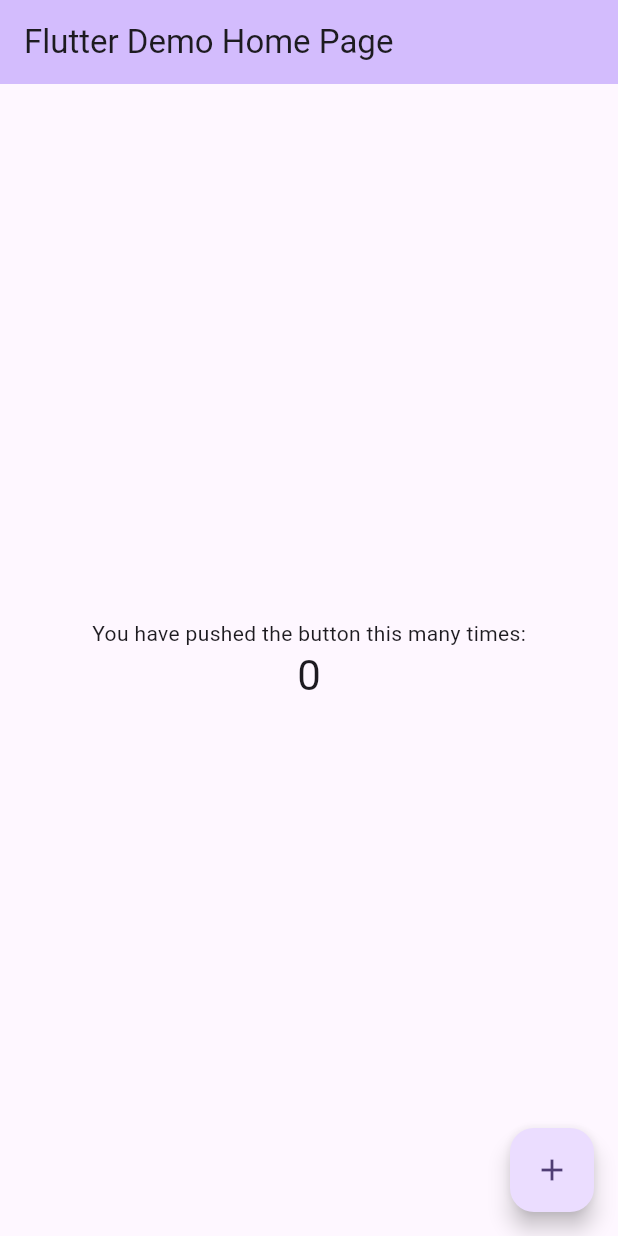
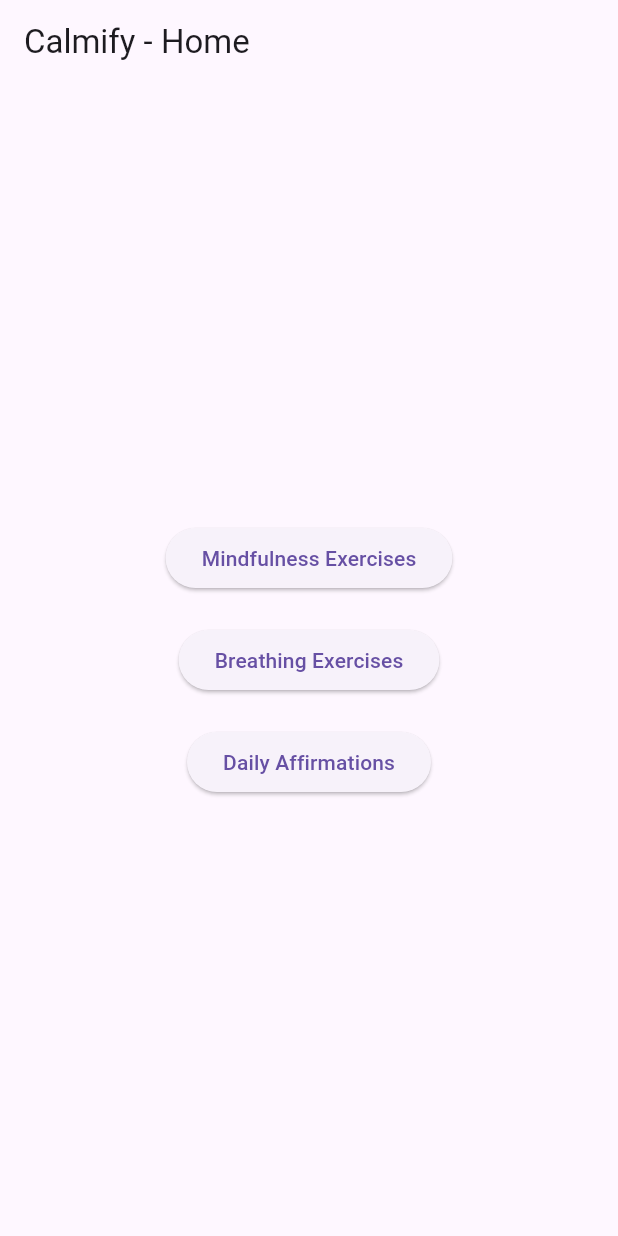
Before and after one commit to pkim0/stress-less-app, a Flutter app: the screen it shows after launch, on a phone screen of 412 x 824 dp. Run offline on Flutter 3.47's test engine with Material 3 defaults, Android fonts, the light colour scheme and no system bars.

Commit message:
Added homescreen and buttons

```diff
--- a/lib/main.dart
+++ b/lib/main.dart
@@ -1,125 +1,110 @@
 import 'package:flutter/material.dart';
 
 void main() {
-  runApp(const MyApp());
+  runApp(CalmifyApp());
 }
 
-class MyApp extends StatelessWidget {
-  const MyApp({super.key});
-
-  // This widget is the root of your application.
+class CalmifyApp extends StatelessWidget {
   @override
   Widget build(BuildContext context) {
     return MaterialApp(
-      title: 'Flutter Demo',
+      title: 'Calmify',
       theme: ThemeData(
-        // This is the theme of your application.
-        //
-        // TRY THIS: Try running your application with "flutter run". You'll see
-        // the application has a purple toolbar. Then, without quitting the app,
-        // try changing the seedColor in the colorScheme below to Colors.green
-        // and then invoke "hot reload" (save your changes or press the "hot
-        // reload" button in a Flutter-supported IDE, or press "r" if you used
-        // the command line to start the app).
-        //
-        // Notice that the counter didn't reset back to zero; the application
-        // state is not lost during the reload. To reset the state, use hot
-        // restart instead.
-        //
-        // This works for code too, not just values: Most code changes can be
-        // tested with just a hot reload.
-        colorScheme: ColorScheme.fromSeed(seedColor: Colors.deepPurple),
-        useMaterial3: true,
+        primarySwatch: Colors.blue,
       ),
-      home: const MyHomePage(title: 'Flutter Demo Home Page'),
+      home: HomeScreen(),
     );
   }
 }
 
-class MyHomePage extends StatefulWidget {
-  const MyHomePage({super.key, required this.title});
-
-  // This widget is the home page of your application. It is stateful, meaning
-  // that it has a State object (defined below) that contains fields that affect
-  // how it looks.
-
-  // This class is the configuration for the state. It holds the values (in this
-  // case the title) provided by the parent (in this case the App widget) and
-  // used by the build method of the State. Fields in a Widget subclass are
-  // always marked "final".
-
-  final String title;
-
-  @override
-  State<MyHomePage> createState() => _MyHomePageState();
-}
-
-class _MyHomePageState extends State<MyHomePage> {
-  int _counter = 0;
-
-  void _incrementCounter() {
-    setState(() {
-      // This call to setState tells the Flutter framework that something has
-      // changed in this State, which causes it to rerun the build method below
-      // so that the display can reflect the updated values. If we changed
-      // _counter without calling setState(), then the build method would not be
-      // called again, and so nothing would appear to happen.
-      _counter++;
-    });
-  }
-
+class HomeScreen extends StatelessWidget {
   @override
   Widget build(BuildContext context) {
-    // This method is rerun every time setState is called, for instance as done
-    // by the _incrementCounter method above.
-    //
-    // The Flutter framework has been optimized to make rerunning build methods
-    // fast, so that you can just rebuild anything that needs updating rather
-    // than having to individually change instances of widgets.
     return Scaffold(
       appBar: AppBar(
-        // TRY THIS: Try changing the color here to a specific color (to
-        // Colors.amber, perhaps?) and trigger a hot reload to see the AppBar
-        // change color while the other colors stay the same.
-        backgroundColor: Theme.of(context).colorScheme.inversePrimary,
-        // Here we take the value from the MyHomePage object that was created by
-        // the App.build method, and use it to set our appbar title.
-        title: Text(widget.title),
+        title: Text('Calmify - Home'),
       ),
       body: Center(
-        // Center is a layout widget. It takes a single child and positions it
-        // in the middle of the parent.
         child: Column(
-          // Column is also a layout widget. It takes a list of children and
-          // arranges them vertically. By default, it sizes itself to fit its
-          // children horizontally, and tries to be as tall as its parent.
-          //
-          // Column has various properties to control how it sizes itself and
-          // how it positions its children. Here we use mainAxisAlignment to
-          // center the children vertically; the main axis here is the vertical
-          // axis because Columns are vertical (the cross axis would be
-          // horizontal).
-          //
-          // TRY THIS: Invoke "debug painting" (choose the "Toggle Debug Paint"
-          // action in the IDE, or press "p" in the console), to see the
-          // wireframe for each widget.
           mainAxisAlignment: MainAxisAlignment.center,
           children: <Widget>[
-            const Text(
-              'You have pushed the button this many times:',
+            ElevatedButton(
+              onPressed: () {
+                // Navigate to Mindfulness Exercises
+                Navigator.push(
+                  context,
+                  MaterialPageRoute(builder: (context) => MindfulnessScreen()),
+                );
+              },
+              child: Text('Mindfulness Exercises'),
             ),
-            Text(
-              '$_counter',
-              style: Theme.of(context).textTheme.headlineMedium,
+            SizedBox(height: 20), // Add some spacing between buttons
+            ElevatedButton(
+              onPressed: () {
+                // Navigate to Breathing Exercises
+                Navigator.push(
+                  context,
+                  MaterialPageRoute(builder: (context) => BreathingScreen()),
+                );
+              },
+              child: Text('Breathing Exercises'),
+            ),
+            SizedBox(height: 20),
+            ElevatedButton(
+              onPressed: () {
+                // Navigate to Daily Affirmations
+                Navigator.push(
+                  context,
+                  MaterialPageRoute(builder: (context) => AffirmationsScreen()),
+                );
+              },
+              child: Text('Daily Affirmations'),
             ),
           ],
         ),
       ),
-      floatingActionButton: FloatingActionButton(
-        onPressed: _incrementCounter,
-        tooltip: 'Increment',
-        child: const Icon(Icons.add),
-      ), // This trailing comma makes auto-formatting nicer for build methods.
     );
   }
 }
+
+class MindfulnessScreen extends StatelessWidget {
+  @override
+  Widget build(BuildContext context) {
+    return Scaffold(
+      appBar: AppBar(
+        title: Text('Mindfulness Exercises'),
+      ),
+      body: Center(
+        child: Text('List of Mindfulness Exercises here'),
+      ),
+    );
+  }
+}
+
+class BreathingScreen extends StatelessWidget {
+  @override
+  Widget build(BuildContext context) {
+    return Scaffold(
+      appBar: AppBar(
+        title: Text('Breathing Exercises'),
+      ),
+      body: Center(
+        child: Text('Breathing Exercise Guide here'),
+      ),
+    );
+  }
+}
+
+class AffirmationsScreen extends StatelessWidget {
+  @override
+  Widget build(BuildContext context) {
+    return Scaffold(
+      appBar: AppBar(
+        title: Text('Daily Affirmations'),
+      ),
+      body: Center(
+        child: Text('Your Daily Affirmation here'),
+      ),
+    );
+  }
+}
```
